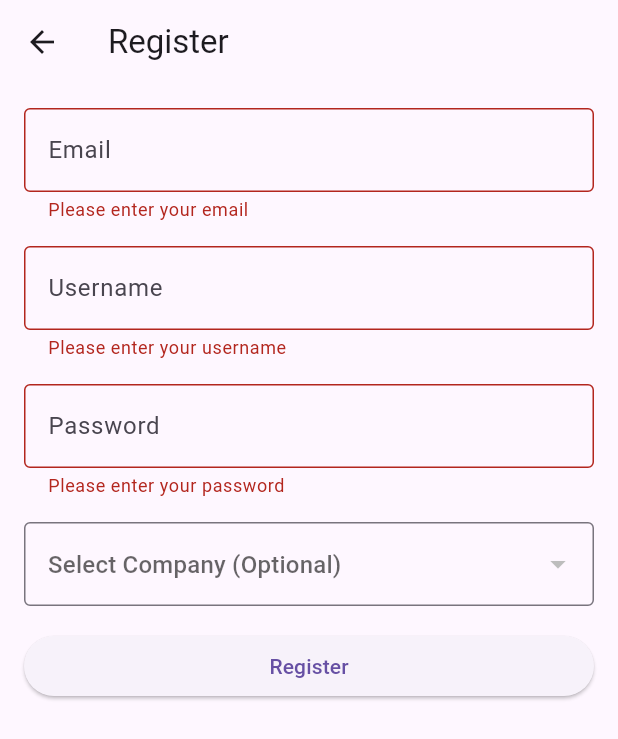
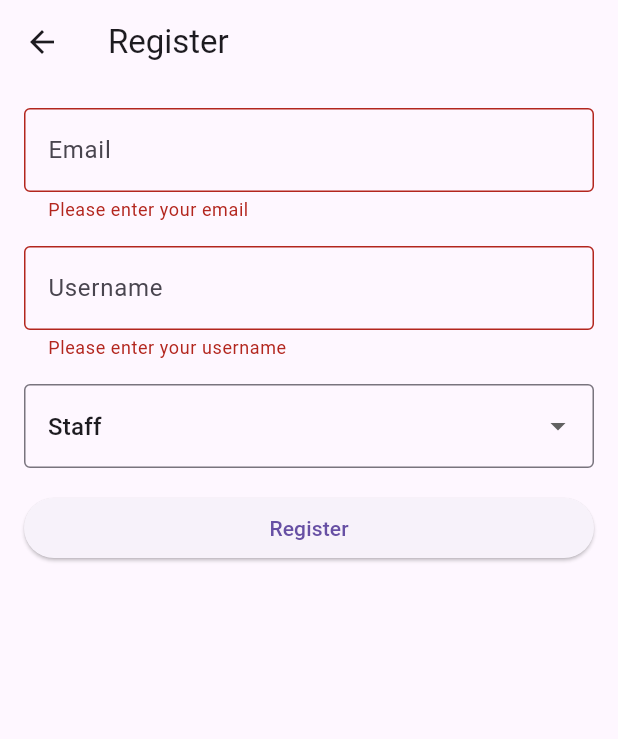
Before and after one commit to Dreamer-T/TaskMeNow, a Flutter app: the UserRegisterScreen screen opened by its route, after a tap on "Register", on a phone screen of 412 x 824 dp. Shown: the top 739 px of the screen. Run offline on Flutter 3.47's test engine with Material 3 defaults, Android fonts, the light colour scheme and no system bars; our stand-ins replace image_cropper, image_picker.

Commit message:
add new screen for supervisor, rename manager screen, remove register in login screen

```diff
--- a/lib/register.dart
+++ b/lib/register.dart
@@ -11,46 +11,60 @@ class _UserRegisterScreenState extends State<UserRegisterScreen> {
   final _formKey = GlobalKey<FormState>();
   final TextEditingController _emailController = TextEditingController();
   final TextEditingController _usernameController = TextEditingController();
-  final TextEditingController _passwordController = TextEditingController();
 
   // For company selection
-  String? _selectedCompany;
-  List<Map<String, dynamic>> _companies = [];
+  String _role = "Staff";
 
   @override
   void initState() {
     super.initState();
-    _fetchCompanies();
-  }
-
-  Future<void> _fetchCompanies() async {
-    final response = await http.get(Uri.parse(
-        'https://taskmenow-backend-678769546650.us-central1.run.app/search_company')); // 替换为你的 API URL
-
-    if (response.statusCode == 200) {
-      // 解析 JSON 数据
-      List<dynamic> data = json.decode(response.body);
-
-      // 将 JSON 转换为 List<Map<String, dynamic>>
-      setState(() {
-        _companies = List<Map<String, dynamic>>.from(data.map((company) => {
-              'companyname': company['companyname'],
-              'logo': company['logo'],
-              'uniqueName': company['uniqueName']
-              // 添加其他字段
-            }));
-      });
-    } else {
-      throw Exception('Failed to load companies');
-    }
   }
 
   // Function to handle registration
-  void _register() {
+  Future<void> _registerUser() async {
     if (_formKey.currentState!.validate()) {
       // Handle registration logic here
       // You can send the email, username, password, and selected company data to your backend
       print("need to add backend api here");
+      final String email = _emailController.text;
+      final String username = _usernameController.text;
+      const String password = "12345678";
+      final String role = _role; // 可选的公司字段
+
+      // 构建 API 请求
+      const String apiUrl =
+          'https://taskmenow-backend-678769546650.us-central1.run.app/register_user'; // 替换为您的后端 API 地址
+      final Map<String, dynamic> data = {
+        'email': email,
+        'userName': username,
+        'password': password,
+        'userRole': role,
+      };
+      try {
+        // 发送 POST 请求
+        final response = await http.post(
+          Uri.parse(apiUrl),
+          headers: {'Content-Type': 'application/json'},
+          body: jsonEncode(data),
+        );
+
+        // 检查响应状态码
+        if (response.statusCode == 201) {
+          // 注册成功，处理响应数据
+          final responseBody = jsonDecode(response.body);
+          print('Registration successful: ${responseBody['message']}');
+          // 在此处处理成功的逻辑（比如导航到登录页面或显示提示）
+        } else {
+          // 注册失败，处理错误
+          final errorBody = jsonDecode(response.body);
+          print('Registration failed: ${errorBody['error']}');
+          // 在此处处理失败的逻辑（比如显示错误提示）
+        }
+      } catch (error) {
+        // 捕获网络或其他错误
+        print('Error during registration: $error');
+        // 在此处处理错误
+      }
     }
   }
 
@@ -98,50 +112,21 @@ class _UserRegisterScreenState extends State<UserRegisterScreen> {
               ),
               SizedBox(height: 16.0),
 
-              // Password field
-              TextFormField(
-                controller: _passwordController,
-                obscureText: true,
+              DropdownButtonFormField<String>(
+                value: _role,
                 decoration: InputDecoration(
-                  hintText: 'Password',
+                  hintText: 'Select Role',
                   border: OutlineInputBorder(),
                 ),
-                validator: (value) {
-                  if (value == null || value.isEmpty) {
-                    return 'Please enter your password';
-                  }
-                  return null;
-                },
-              ),
-              SizedBox(height: 16.0),
-
-              DropdownButtonFormField<String>(
-                value: _selectedCompany,
-                decoration: InputDecoration(
-                  hintText: 'Select Company (Optional)',
-                  border: OutlineInputBorder(),
-                ),
-                items: _companies.map((company) {
+                items: ['Manager', 'Supervisor', 'Staff'].map((role) {
                   return DropdownMenuItem<String>(
-                    value: company['uniqueName'], // 使用公司名称作为值
-                    child: Row(
-                      children: [
-                        Image.network(
-                          company['logo'], // 使用网络图片
-                          width: 24,
-                          height: 24,
-                          errorBuilder: (context, error, stackTrace) =>
-                              Icon(Icons.error), // 图片加载失败处理
-                        ),
-                        SizedBox(width: 8.0),
-                        Text(company['companyname']), // 显示公司名称
-                      ],
-                    ),
+                    value: role,
+                    child: Text(role), // 显示角色名称
                   );
                 }).toList(),
                 onChanged: (value) {
                   setState(() {
-                    _selectedCompany = value;
+                    _role = value!; // 更新选中的角色
                   });
                 },
               ),
@@ -150,7 +135,7 @@ class _UserRegisterScreenState extends State<UserRegisterScreen> {
 
               // Register button
               ElevatedButton(
-                onPressed: _register,
+                onPressed: _registerUser,
                 child: Text('Register'),
               ),
             ],
--- a/lib/staff.dart
+++ b/lib/staff.dart
@@ -27,7 +27,6 @@ class Task {
   }
 }
 
-/// Admin Screen which allows admin to modify group members
 class StaffScreen extends StatefulWidget {
   @override
   State<StatefulWidget> createState() => _StaffScreenState();
```
Also changed, not shown: lib/main.dart (+12 -27 lines), lib/manager.dart (renamed from lib/admin.dart, +5 -5 lines), lib/supervisor.dart (added, +24 -0 lines).
